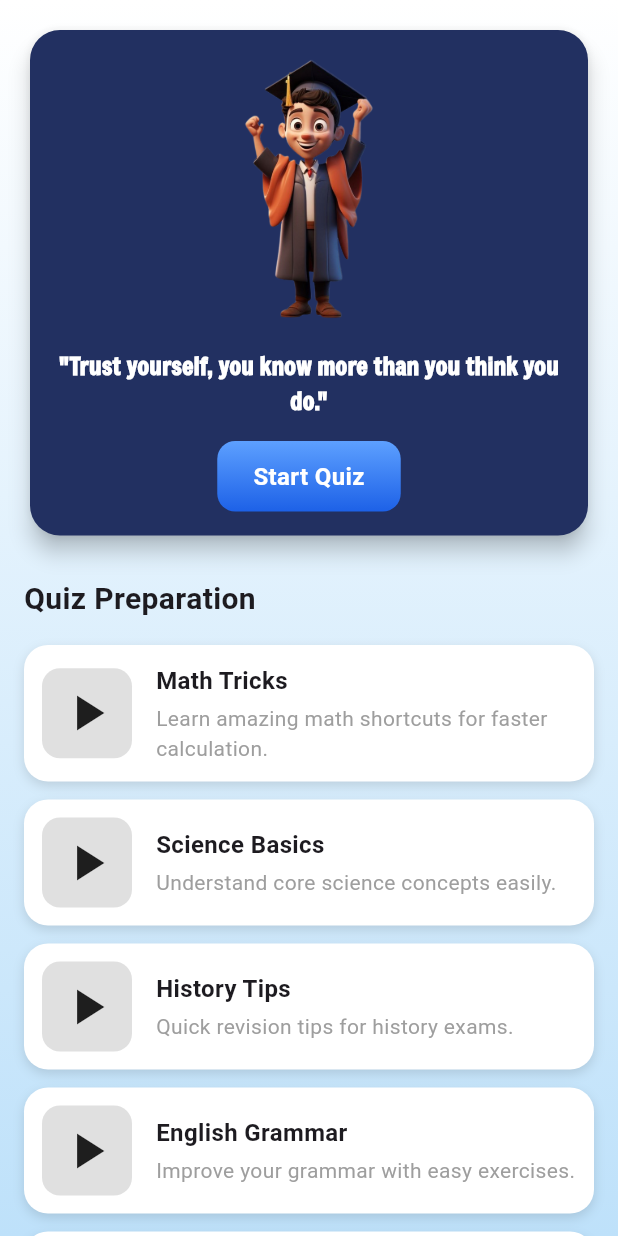
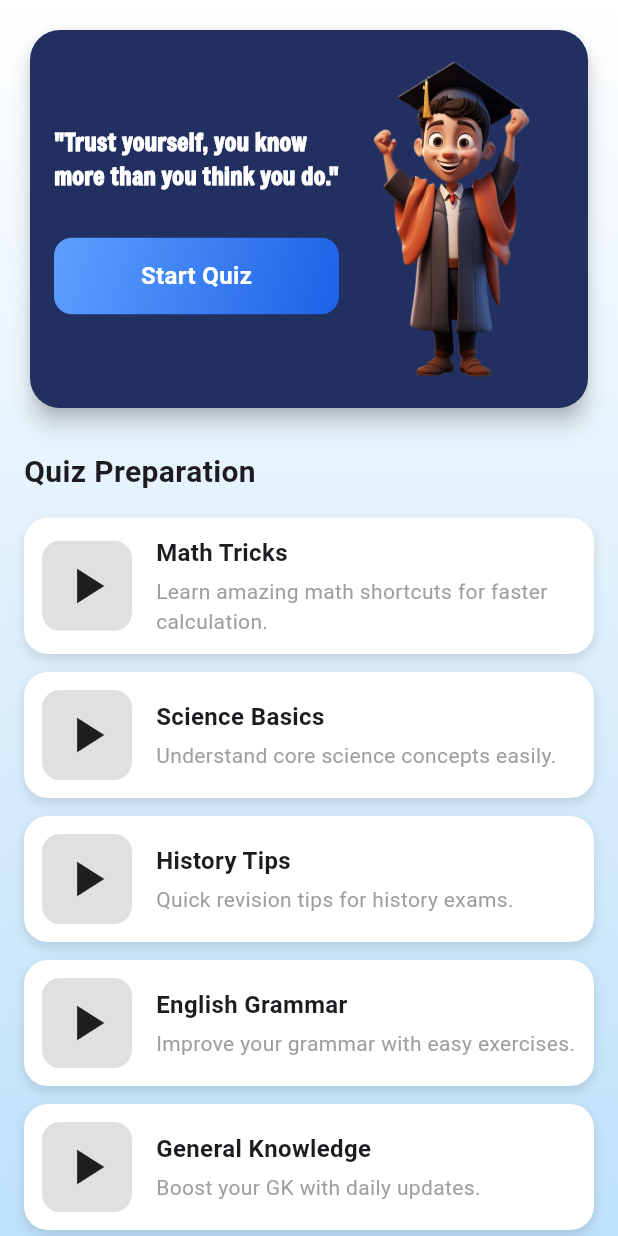
Before and after one commit to PrajwolKhadka/adaptive_quiz, a Flutter app: the HomeScreen screen opened directly, on a phone screen of 412 x 824 dp. Run offline on Flutter 3.47's test engine with Material 3 defaults, Android fonts, the phone set to English and light mode, and no system bars; our stand-ins replace animated_splash_screen, lottie, smooth_page_indicator.

Commit message:
Issues managed

```diff
--- a/lib/screens/homepage_screen.dart
+++ b/lib/screens/homepage_screen.dart
@@ -130,35 +130,53 @@ class _HomeScreenState extends State<HomeScreen> {
                             ),
                           ],
                         )
-                            : Column(
+                            : Row(
                           children: [
-                            SizedBox(
-                              height: 180,
-                              child: Image.asset(
-                                'assets/image/graduate_child.png',
-                                fit: BoxFit.contain,
-                              ),
-                            ),
-                            const SizedBox(height: 16),
+                            Expanded(
+                              child: Column(
+                                crossAxisAlignment: CrossAxisAlignment.start,
+                                mainAxisAlignment: MainAxisAlignment.center,
+                                mainAxisSize: MainAxisSize.min,
+                                children: [
                                   const Text(
                                     '"Trust yourself, you know more than you think you do."',
+                                    textAlign: TextAlign.left,
                                     style: TextStyle(
                                       fontSize: 16,
                                       fontWeight: FontWeight.bold,
                                       color: Colors.white,
                                       fontFamily: 'Freeman',
                                     ),
-                              textAlign: TextAlign.center,
                                   ),
-                            const SizedBox(height: 16),
-                            MyGradientButton(
+                                  const SizedBox(height: 30),
+                                  Align(
+                                    alignment: Alignment.center,
+                                    child: Container(
+                                      padding: EdgeInsets.all(2),
+                                      width: 190,
+                                      alignment: Alignment.center,
+                                      decoration: BoxDecoration(
+                                        gradient: const LinearGradient(
+                                          colors: [Color(0xFF5DA0FF), Color(0xFF1D61E7)],
+                                          begin: Alignment.topLeft,
+                                          end: Alignment.bottomRight,
+                                        ),
+                                        borderRadius: BorderRadius.circular(12),
+                                      ),
+                                      child: MyGradientButton(
                                         text: "Start Quiz",
                                         onPressed: () {},
                                         color: Colors.transparent,
-                              gradient: const LinearGradient(
-                                colors: [Color(0xFF5DA0FF), Color(0xFF1D61E7)],
-                                begin: Alignment.topCenter,
-                                end: Alignment.bottomCenter,
+                                      ),
+                                    ),
+                                  ),
+                                ],
+                              ),
+                            ),
+                            SizedBox(
+                              width: 150,
+                              height: 220,
+                              child: Image.asset('assets/image/graduate_child.png'
                               ),
                             ),
                           ],
```
Lines whose indentation alone changed are shown as unchanged.
